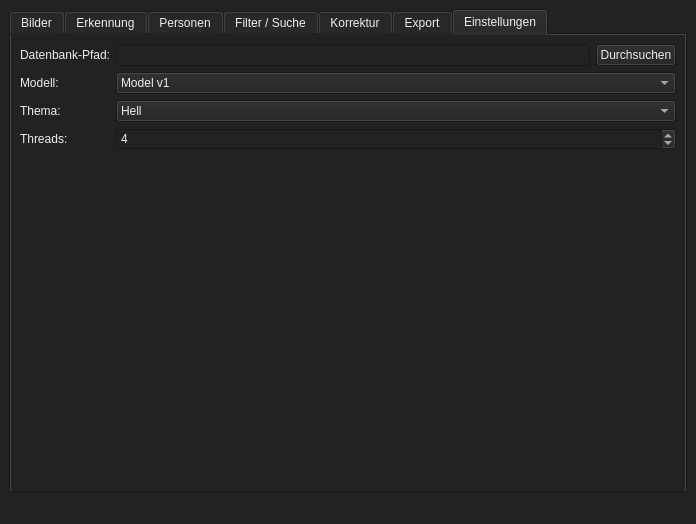
First picture: the form in QT-Ui/Main.ui, repository Beginner090902/Photo-Face-sort, before the edit.
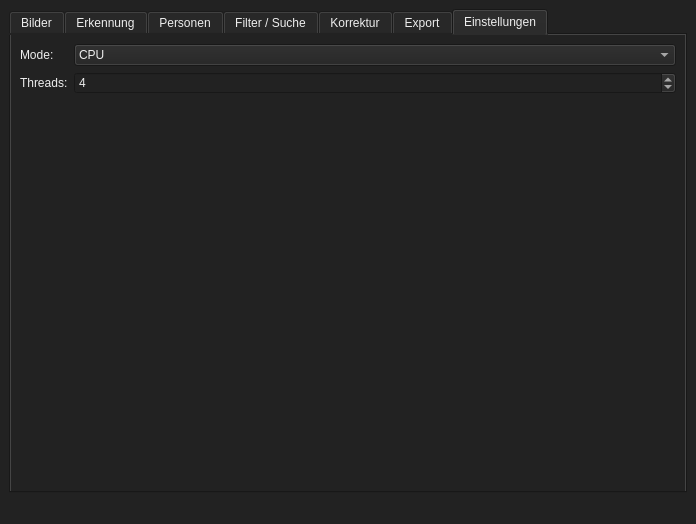
Second picture: the form after the edit. The open tabs and pages were chosen to show the change.

```diff
--- a/QT-Ui/Main.ui
+++ b/QT-Ui/Main.ui
@@ -357,76 +357,37 @@
        </attribute>
        <layout class="QFormLayout" name="layout_tab7">
         <item row="0" column="0">
-         <widget class="QLabel" name="label_db_path">
+         <widget class="QLabel" name="label_gpu_or_cpu">
+          <property name="enabled">
+           <bool>false</bool>
+          </property>
           <property name="text">
-           <string>Datenbank-Pfad:</string>
+           <string>Mode:</string>
           </property>
          </widget>
         </item>
         <item row="0" column="1">
-         <layout class="QHBoxLayout" name="layout_db_path">
+         <widget class="QComboBox" name="combo_mode">
           <item>
-           <widget class="QLineEdit" name="edit_db_path"/>
+           <property name="text">
+            <string>CPU</string>
+           </property>
           </item>
           <item>
-           <widget class="QPushButton" name="btn_browse_db">
-            <property name="text">
-             <string>Durchsuchen</string>
-            </property>
-           </widget>
+           <property name="text">
+            <string>GPU</string>
+           </property>
           </item>
-         </layout>
+         </widget>
         </item>
         <item row="1" column="0">
-         <widget class="QLabel" name="label_model">
-          <property name="text">
-           <string>Modell:</string>
-          </property>
-         </widget>
-        </item>
-        <item row="1" column="1">
-         <widget class="QComboBox" name="combo_model">
-          <item>
-           <property name="text">
-            <string>Model v1</string>
-           </property>
-          </item>
-          <item>
-           <property name="text">
-            <string>Model v2</string>
-           </property>
-          </item>
-         </widget>
-        </item>
-        <item row="2" column="0">
-         <widget class="QLabel" name="label_theme">
-          <property name="text">
-           <string>Thema:</string>
-          </property>
-         </widget>
-        </item>
-        <item row="2" column="1">
-         <widget class="QComboBox" name="combo_theme">
-          <item>
-           <property name="text">
-            <string>Hell</string>
-           </property>
-          </item>
-          <item>
-           <property name="text">
-            <string>Dunkel</string>
-           </property>
-          </item>
-         </widget>
-        </item>
-        <item row="3" column="0">
          <widget class="QLabel" name="label_threads">
           <property name="text">
            <string>Threads:</string>
           </property>
          </widget>
         </item>
-        <item row="3" column="1">
+        <item row="1" column="1">
          <widget class="QSpinBox" name="spin_threads">
           <property name="minimum">
            <number>1</number>
```
